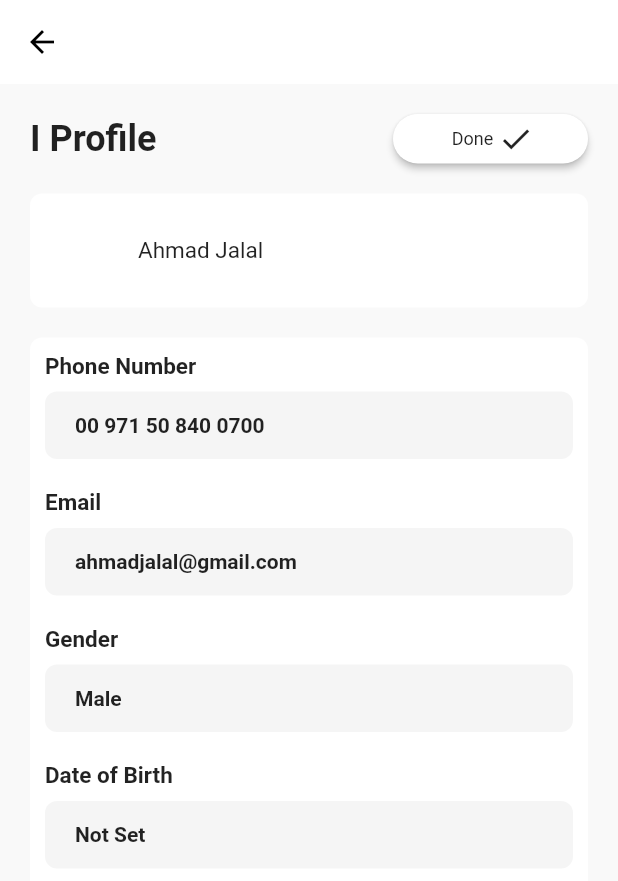
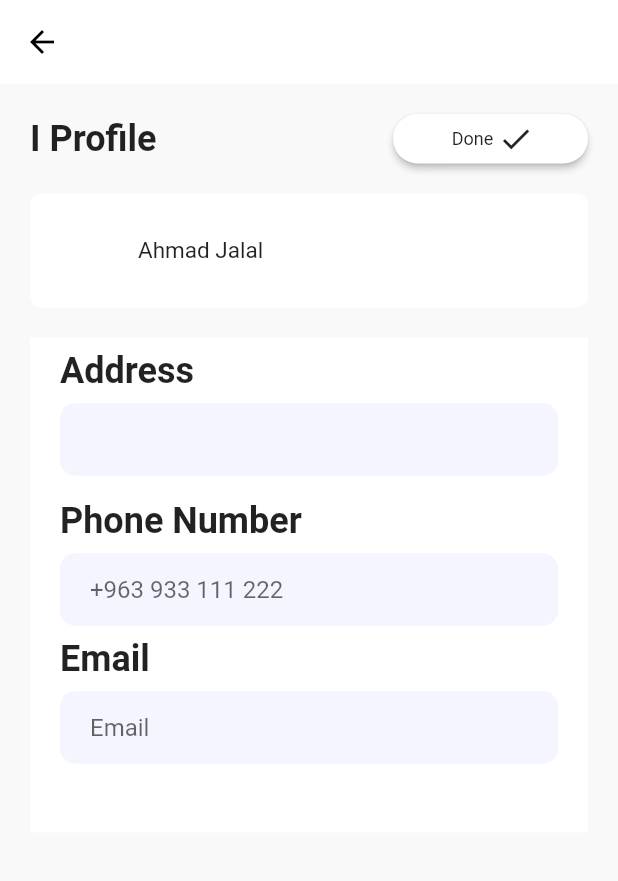
Before and after one commit to mardodmr/final-pr1, a Flutter app: the ProfileScreen screen opened directly, on a phone screen of 412 x 824 dp. Shown: the top 881 px of the screen. Run offline on Flutter 3.47's test engine with Material 2 defaults, Android fonts, the phone set to English and light mode, and no system bars; our stand-ins replace auto_size_text, carousel_slider, cloud_firestore, country_code_picker, firebase_auth, firebase_core and 8 more; missing offline and left inert: numeric_keyboard, regexed_validator; accounts and stored records are empty.

```diff
--- a/lib/Screens/ProfileScreen.dart
+++ b/lib/Screens/ProfileScreen.dart
@@ -1,9 +1,13 @@
 // ignore_for_file: prefer_const_literals_to_create_immutables, prefer_const_constructors, sized_box_for_whitespace, avoid_unnecessary_containers, use_key_in_widget_constructors
 
+import 'package:cloud_firestore/cloud_firestore.dart';
 import 'package:country_code_picker/country_code_picker.dart';
+import 'package:firebase_auth/firebase_auth.dart';
 import 'package:flutter/cupertino.dart';
 import 'package:flutter/material.dart';
+import 'package:regexed_validator/regexed_validator.dart';
 import '../Utils/ThemeConstants.dart';
+import '../Utils/constant.dart';
 import 'HomeScreen.dart';
 import 'TextFieldWidget.dart';
 
@@ -12,12 +16,30 @@ class ProfileScreen extends StatefulWidget {
 
   @override
   State<ProfileScreen> createState() => _ProfileScreenState();
+
+}
+enum SingingCharacter { male, female }
+class _ProfileScreenState extends State<ProfileScreen> {
+
+  String countryCode = "+1";
+  final formKey= GlobalKey<FormState>();
+  var db = FirebaseFirestore.instance.collection('users');
+  String myemail = "";
+  String myphone = "";
+  String myaddress = "";
+
+  TextEditingController _address = TextEditingController();
+  TextEditingController _email = TextEditingController();
+  final TextEditingController _phoneController = TextEditingController();
+
+  _fetchData() async{
+    final firebaseUser = FirebaseAuth.instance.currentUser!;
+    await FirebaseFirestore.instance.collection('users')
+        .doc(firebaseUser.uid).get().then((value) => {myemail: 'email', myphone: 'phone', myaddress: 'address'});
   }
 
-class _ProfileScreenState extends State<ProfileScreen> {
-  final TextEditingController _phoneController =
-      TextEditingController(text: '508400700');
-  String countryCode = "+1";
+
+
   @override
   Widget build(BuildContext context) {
     return Scaffold(
@@ -110,167 +132,268 @@ class _ProfileScreenState extends State<ProfileScreen> {
                 ),
               ),
             ),
-            Container(
-              padding: EdgeInsets.all(10.0),
+            SingleChildScrollView(
+              child: Container(
+                padding: EdgeInsets.symmetric(horizontal: 20),
                 width: double.infinity,
-              decoration: BoxDecoration(
-                color: Theme.of(context).primaryColor,
-                borderRadius: BorderRadius.circular(8),
-              ),
+                color: Colors.white,
+                child: Form(
+                  key: formKey,
                   child: Column(
+                    mainAxisAlignment: MainAxisAlignment.center,
                     crossAxisAlignment: CrossAxisAlignment.stretch,
                     children: [
+                      SizedBox(
+                        height: 8,
+                      ),
                       Text(
-                    "Phone Number",
-                    //textAlign: TextAlign.start,
-                    style: TextStyle(fontSize: 15, fontWeight: FontWeight.bold),
+                        "Address",
+                        style: TextStyle(fontSize: 24, fontWeight: FontWeight.bold),
                       ),
                       SizedBox(
                         height: 8,
                       ),
-                  // Padding(
-                  //   padding: EdgeInsets.symmetric(vertical: 20.0),
-                  //   child: Container(
-                  //     padding: EdgeInsets.symmetric(vertical: 10.0),
-                  //     width: double.infinity,
-                  //     decoration: BoxDecoration(
-                  //       color: Color(0xF5F5F5FF),
-                  //       borderRadius: BorderRadius.circular(8),
-                  //     ),
-                  //     child: Text(""),
-                  //   ),
-                  // ),
-                  Container(
-                    width: double.infinity,
-                    height: 45,
-                    padding: EdgeInsets.only(left: 20),
-                    decoration: BoxDecoration(
-                      color: Theme.of(context).accentColor,
-                      borderRadius: BorderRadius.circular(8),
+                      TextFormField(
+                        keyboardType: TextInputType.text,
+                        validator: (value){
+                          if(value!.isEmpty){
+                            return "Enter a valid address";
+                          }
+                        },
+                        controller: _address,
+                        onChanged: (val) {},
+                        decoration: kTextFieldDecoration.copyWith(
+                          hintText: myaddress,
                         ),
-                    child: Column(
-                      mainAxisAlignment: MainAxisAlignment.center,
-                      crossAxisAlignment: CrossAxisAlignment.start,
-                      children: [
+                      ),
+                      SizedBox(
+                        height: 8,
+                      ),
+
+                      SizedBox(
+                        height: 8,
+                      ),
                       Text(
-                          "00 971 50 840 0700",
-                          textAlign: TextAlign.start,
-                          style: TextStyle(
-                            fontSize: 14,
-                            fontWeight: FontWeight.w600,
+                        "Phone Number",
+                        style: TextStyle(fontSize: 24, fontWeight: FontWeight.bold),
                       ),
+                      SizedBox(
+                        height: 8,
+                      ),
+                      TextFormField(
+                        keyboardType: TextInputType.text,
+                        validator: (value){
+                          if(value!.isEmpty){
+                            return "Enter a valid phone number";
+                          }
+                        },
+                        controller: _phoneController,
+                        onChanged: (val) {},
+                        decoration: kTextFieldDecoration.copyWith(
+                          hintText: "+963 933 111 222",
+                        ),
+                      ),
+                      SizedBox(
+                        height: 8,
+                      ),
+                      Text(
+                        "Email",
+                        style: TextStyle(fontSize: 24, fontWeight: FontWeight.bold),
+                      ),
+                      SizedBox(
+                        height: 8,
+                      ),
+                      TextFormField(
+                        keyboardType: TextInputType.emailAddress,
+                        validator: (value){
+                          if(!validator.email(value!)){
+                            return "Please enter a valid email";
+                          }
+                        },
+                        onChanged: (val) {},
+                        controller: _email,
+                        decoration: kTextFieldDecoration.copyWith(
+                          hintText: 'Email',
+                        ),
+                      ),
+                      SizedBox(
+                        height: 8,
+                      ),
+
+                      SizedBox(
+                        height: 30,
+                      ),
+                      SizedBox(
+                        height: 8,
                       ),
                     ],
                   ),
                 ),
-                  SizedBox(
-                    height: 20,
-                  ),
-                  Text(
-                    "Email",
-                    style: TextStyle(fontSize: 15, fontWeight: FontWeight.bold),
-                  ),
-                  SizedBox(
-                    height: 8,
-                  ),
-                  Container(
-                    width: double.infinity,
-                    height: 45,
-                    padding: EdgeInsets.only(left: 20),
-                    decoration: BoxDecoration(
-                      color: Theme.of(context).accentColor,
-                      borderRadius: BorderRadius.circular(8),
-                    ),
-                    child: Column(
-                      mainAxisAlignment: MainAxisAlignment.center,
-                      crossAxisAlignment: CrossAxisAlignment.start,
-                      children: [
-                        Text(
-                          "ahmadjalal@gmail.com",
-                          textAlign: TextAlign.start,
-                          style: TextStyle(
-                            fontSize: 14,
-                            fontWeight: FontWeight.w600,
               ),
             ),
-                      ],
-                    ),
-                  ),
-                  SizedBox(
-                    height: 20,
-                  ),
-                  Text(
-                    "Gender",
-                    style: TextStyle(fontSize: 15, fontWeight: FontWeight.bold),
-                  ),
-                  SizedBox(
-                    height: 8,
-                  ),
-                  Container(
-                    width: double.infinity,
-                    height: 45,
-                    padding: EdgeInsets.only(left: 20),
-                    decoration: BoxDecoration(
-                      color: Theme.of(context).accentColor,
-                      borderRadius: BorderRadius.circular(8),
-                    ),
-                    child: Column(
-                      mainAxisAlignment: MainAxisAlignment.center,
-                      crossAxisAlignment: CrossAxisAlignment.start,
-                      children: [
-                        Text(
-                          "Male",
-                          textAlign: TextAlign.start,
-                          style: TextStyle(
-                            fontSize: 14,
-                            fontWeight: FontWeight.w600,
-                          ),
-                        ),
-                      ],
-                    ),
-                  ),
-                  SizedBox(
-                    height: 20,
-                  ),
-                  Text(
-                    "Date of Birth",
-                    style: TextStyle(fontSize: 15, fontWeight: FontWeight.bold),
-                  ),
-                  SizedBox(
-                    height: 8,
-                  ),
-                  Container(
-                    width: double.infinity,
-                    height: 45,
-                    padding: EdgeInsets.only(left: 20),
-                    decoration: BoxDecoration(
-                      color: Theme.of(context).accentColor,
-                      borderRadius: BorderRadius.circular(8),
-                    ),
-                    child: Column(
-                      mainAxisAlignment: MainAxisAlignment.center,
-                      crossAxisAlignment: CrossAxisAlignment.start,
-                      children: [
-                        Text(
-                          "Not Set",
-                          textAlign: TextAlign.start,
-                          style: TextStyle(
-                            fontSize: 14,
-                            fontWeight: FontWeight.w600,
-                          ),
-                        ),
-                      ],
-                    ),
-                  ),
-                  SizedBox(
-                    height: 10,
-                  ),
-                ],
-              ),
-            ),
+            // Container(
+            //   padding: EdgeInsets.all(10.0),
+            //   width: double.infinity,
+            //   decoration: BoxDecoration(
+            //     color: Theme.of(context).primaryColor,
+            //     borderRadius: BorderRadius.circular(8),
+            //   ),
+            //   child: Column(
+            //     crossAxisAlignment: CrossAxisAlignment.stretch,
+            //     children: [
+            //       Text(
+            //         "Phone Number",
+            //         //textAlign: TextAlign.start,
+            //         style: TextStyle(fontSize: 15, fontWeight: FontWeight.bold),
+            //       ),
+            //       SizedBox(
+            //         height: 8,
+            //       ),
+            //       // Padding(
+            //       //   padding: EdgeInsets.symmetric(vertical: 20.0),
+            //       //   child: Container(
+            //       //     padding: EdgeInsets.symmetric(vertical: 10.0),
+            //       //     width: double.infinity,
+            //       //     decoration: BoxDecoration(
+            //       //       color: Color(0xF5F5F5FF),
+            //       //       borderRadius: BorderRadius.circular(8),
+            //       //     ),
+            //       //     child: Text(""),
+            //       //   ),
+            //       // ),
+            //       Container(
+            //         width: double.infinity,
+            //         height: 45,
+            //         padding: EdgeInsets.only(left: 20),
+            //         decoration: BoxDecoration(
+            //           color: Theme.of(context).accentColor,
+            //           borderRadius: BorderRadius.circular(8),
+            //         ),
+            //         child: Column(
+            //           mainAxisAlignment: MainAxisAlignment.center,
+            //           crossAxisAlignment: CrossAxisAlignment.start,
+            //           children: [
+            //             Text(
+            //               "00 971 50 840 0700",
+            //               textAlign: TextAlign.start,
+            //               style: TextStyle(
+            //                 fontSize: 14,
+            //                 fontWeight: FontWeight.w600,
+            //               ),
+            //             ),
+            //           ],
+            //         ),
+            //       ),
+            //       SizedBox(
+            //         height: 20,
+            //       ),
+            //       Text(
+            //         "Email",
+            //         style: TextStyle(fontSize: 15, fontWeight: FontWeight.bold),
+            //       ),
+            //       SizedBox(
+            //         height: 8,
+            //       ),
+            //       Container(
+            //         width: double.infinity,
+            //         height: 45,
+            //         padding: EdgeInsets.only(left: 20),
+            //         decoration: BoxDecoration(
+            //           color: Theme.of(context).accentColor,
+            //           borderRadius: BorderRadius.circular(8),
+            //         ),
+            //         child: Column(
+            //           mainAxisAlignment: MainAxisAlignment.center,
+            //           crossAxisAlignment: CrossAxisAlignment.start,
+            //           children: [
+            //             Text(
+            //               "ahmadjalal@gmail.com",
+            //               textAlign: TextAlign.start,
+            //               style: TextStyle(
+            //                 fontSize: 14,
+            //                 fontWeight: FontWeight.w600,
+            //               ),
+            //             ),
+            //           ],
+            //         ),
+            //       ),
+            //       SizedBox(
+            //         height: 20,
+            //       ),
+            //       Text(
+            //         "Gender",
+            //         style: TextStyle(fontSize: 15, fontWeight: FontWeight.bold),
+            //       ),
+            //       SizedBox(
+            //         height: 8,
+            //       ),
+            //       Container(
+            //         width: double.infinity,
+            //         height: 45,
+            //         padding: EdgeInsets.only(left: 20),
+            //         decoration: BoxDecoration(
+            //           color: Theme.of(context).accentColor,
+            //           borderRadius: BorderRadius.circular(8),
+            //         ),
+            //         child: Column(
+            //           mainAxisAlignment: MainAxisAlignment.center,
+            //           crossAxisAlignment: CrossAxisAlignment.start,
+            //           children: [
+            //             Text(
+            //               "Male",
+            //               textAlign: TextAlign.start,
+            //               style: TextStyle(
+            //                 fontSize: 14,
+            //                 fontWeight: FontWeight.w600,
+            //               ),
+            //             ),
+            //           ],
+            //         ),
+            //       ),
+            //       SizedBox(
+            //         height: 20,
+            //       ),
+            //       Text(
+            //         "Date of Birth",
+            //         style: TextStyle(fontSize: 15, fontWeight: FontWeight.bold),
+            //       ),
+            //       SizedBox(
+            //         height: 8,
+            //       ),
+            //       Container(
+            //         width: double.infinity,
+            //         height: 45,
+            //         padding: EdgeInsets.only(left: 20),
+            //         decoration: BoxDecoration(
+            //           color: Theme.of(context).accentColor,
+            //           borderRadius: BorderRadius.circular(8),
+            //         ),
+            //         child: Column(
+            //           mainAxisAlignment: MainAxisAlignment.center,
+            //           crossAxisAlignment: CrossAxisAlignment.start,
+            //           children: [
+            //             Text(
+            //               "Not Set",
+            //               textAlign: TextAlign.start,
+            //               style: TextStyle(
+            //                 fontSize: 14,
+            //                 fontWeight: FontWeight.w600,
+            //               ),
+            //             ),
+            //           ],
+            //         ),
+            //       ),
+            //       SizedBox(
+            //         height: 10,
+            //       ),
+            //     ],
+            //   ),
+            // ),
           ],
         ),
       ),
     );
+
   }
+
 }
```
Lines whose indentation alone changed are shown as unchanged.
